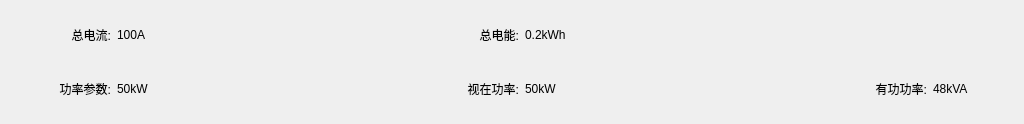
Before: the Qt Designer form line/linetotalwid.ui in ChinaClever/BusBar-Qt, drawn with Qt 5.
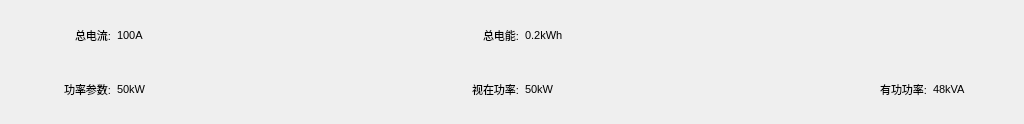
After: the same form once the commit is applied.

```diff
--- a/line/linetotalwid.ui
+++ b/line/linetotalwid.ui
@@ -10,6 +10,11 @@
     <height>124</height>
    </rect>
   </property>
+  <property name="font">
+   <font>
+    <pointsize>8</pointsize>
+   </font>
+  </property>
   <property name="windowTitle">
    <string>Form</string>
   </property>
@@ -28,6 +33,11 @@
        <height>16777215</height>
       </size>
      </property>
+     <property name="font">
+      <font>
+       <pointsize>8</pointsize>
+      </font>
+     </property>
      <property name="text">
       <string>总电流:</string>
      </property>
@@ -50,6 +60,11 @@
        <height>16777215</height>
       </size>
      </property>
+     <property name="font">
+      <font>
+       <pointsize>8</pointsize>
+      </font>
+     </property>
      <property name="layoutDirection">
       <enum>Qt::LeftToRight</enum>
      </property>
@@ -88,6 +103,11 @@
        <height>16777215</height>
       </size>
      </property>
+     <property name="font">
+      <font>
+       <pointsize>8</pointsize>
+      </font>
+     </property>
      <property name="text">
       <string>总电能:</string>
      </property>
@@ -110,6 +130,11 @@
        <height>16777215</height>
       </size>
      </property>
+     <property name="font">
+      <font>
+       <pointsize>8</pointsize>
+      </font>
+     </property>
      <property name="text">
       <string>0.2kWh</string>
      </property>
@@ -183,6 +208,11 @@
        <height>16777215</height>
       </size>
      </property>
+     <property name="font">
+      <font>
+       <pointsize>8</pointsize>
+      </font>
+     </property>
      <property name="text">
       <string>功率参数:</string>
      </property>
@@ -205,6 +235,11 @@
        <height>16777215</height>
       </size>
      </property>
+     <property name="font">
+      <font>
+       <pointsize>8</pointsize>
+      </font>
+     </property>
      <property name="text">
       <string>50kW</string>
      </property>
@@ -237,6 +272,11 @@
        <height>16777215</height>
       </size>
      </property>
+     <property name="font">
+      <font>
+       <pointsize>8</pointsize>
+      </font>
+     </property>
      <property name="text">
       <string>视在功率:</string>
      </property>
@@ -259,6 +299,11 @@
        <height>16777215</height>
       </size>
      </property>
+     <property name="font">
+      <font>
+       <pointsize>8</pointsize>
+      </font>
+     </property>
      <property name="text">
       <string>50kW</string>
      </property>
@@ -291,6 +336,11 @@
        <height>16777215</height>
       </size>
      </property>
+     <property name="font">
+      <font>
+       <pointsize>8</pointsize>
+      </font>
+     </property>
      <property name="text">
       <string>有功功率:</string>
      </property>
@@ -313,6 +363,11 @@
        <height>16777215</height>
       </size>
      </property>
+     <property name="font">
+      <font>
+       <pointsize>8</pointsize>
+      </font>
+     </property>
      <property name="text">
       <string>48kVA</string>
      </property>
```
